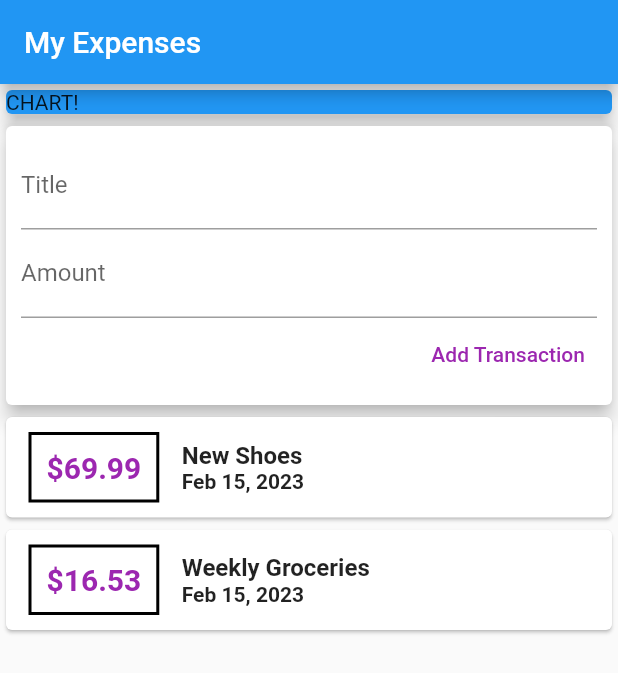
After one commit to Sumsuzzaman/my_expenses, a Flutter app: the screen it shows after launch, on a phone screen of 412 x 824 dp. The commit adds this screen. Shown: the top 673 px of the screen. Run offline on Flutter 3.47's test engine with Material 2 defaults, Android fonts, the phone set to English and light mode, and no system bars.

Commit message:
list builder added

```diff
--- /dev/null
+++ b/lib/widgets/new_transaction.dart
@@ -0,0 +1,54 @@
+import 'package:flutter/material.dart';
+
+class NewTransaction extends StatelessWidget {
+
+  final Function addTx;
+  final titleController = TextEditingController();
+  final amountController = TextEditingController();
+
+  NewTransaction(this.addTx);
+
+  @override
+  Widget build(BuildContext context) {
+    return  Card(
+            elevation: 5,
+            child: Container(
+              padding: EdgeInsets.all(10),
+              child: Column(
+                crossAxisAlignment: CrossAxisAlignment.end,
+                children: <Widget>[
+                  TextField(
+                    decoration:
+                    InputDecoration(
+                      labelText: "Title"),
+                      controller: titleController,
+                      // onChanged: (val) {
+                      //   titleInput = val;
+                      // },
+                      ),
+                  TextField(
+                    decoration:
+                    InputDecoration(
+                      labelText: "Amount"),
+                      controller: amountController,
+                      // onChanged: (val) => amountInput = val,
+                  ),
+                  TextButton(
+                    child: Text('Add Transaction'),
+                    style: ButtonStyle(
+                      foregroundColor: MaterialStateProperty.all<Color>(
+                        Colors.purple),
+                    ),
+                    onPressed: () {
+                     addTx(
+                      titleController.text,
+                      double.parse(amountController.text),
+                     );
+                    },),
+
+                ],
+              ),
+            ),
+            );
+  }
+}
--- a/lib/widgets/transaction_list.dart
+++ b/lib/widgets/transaction_list.dart
@@ -1,15 +1,64 @@
 import 'package:flutter/material.dart';
+import '../models/transaction.dart';
+import 'package:intl/intl.dart';
+class TransactionList extends StatelessWidget {
 
-class TransactionList extends StatefulWidget {
-  const TransactionList({Key key}) : super(key: key);
+  final List<Transaction> transactions;
+  TransactionList(this.transactions);
 
   @override
-  State<TransactionList> createState() => _TransactionListState();
-}
+  Widget build(BuildContext context) {
+    return Container(
+      height: 300,
 
-class _TransactionListState extends State<TransactionList> {
-  @override
-  Widget build(BuildContext context) {
-    return Container();
-  }
-}
+        child: ListView.builder(
+          itemBuilder: (ctx, index) {
+
+            return Card(
+                  child: Row(children:<Widget> [
+                    Container(
+                      margin: EdgeInsets.symmetric(
+                        vertical: 10,
+                        horizontal: 15),
+                        decoration: BoxDecoration(
+                          border: Border.all(
+                          color: Colors.black, width: 2,
+                          ),
+                        ),
+                        padding: EdgeInsets.all(10),
+                      child: Text(
+                        '\$${transactions[index].amount}',
+                      style: TextStyle(
+                        fontWeight: FontWeight.bold,
+                        fontSize: 20,
+                        color: Colors.purple,),
+                      ),
+                    ),
+                    Column(
+                      crossAxisAlignment: CrossAxisAlignment.start,
+                      children:<Widget> [
+                      Text(transactions[index].title,
+                      style: TextStyle(
+                        fontSize: 16,
+                        fontWeight: FontWeight.bold,),
+                        ),
+                      Text(
+                      DateFormat.yMMMd().format(transactions[index].date),
+                      style: TextStyle(
+                        fontWeight: FontWeight.bold),
+                     ),
+                    ],),
+                  ],),
+                );
+          },
+          itemCount: transactions.length,
+          // children: transactions.map((tx){
+
+          //     }).toList(),
+              ),
+      );
+
+
+          }
+
+    }
--- /dev/null
+++ b/lib/widgets/user_transactions.dart
@@ -0,0 +1,53 @@
+import 'package:flutter/material.dart';
+import './transaction_list.dart';
+import './new_transaction.dart';
+import '../models/transaction.dart';
+
+class UserTransactions extends StatefulWidget {
+  const UserTransactions({Key key}) : super(key: key);
+
+  @override
+  State<UserTransactions> createState() => _UserTransactionsState();
+}
+
+class _UserTransactionsState extends State<UserTransactions> {
+  final List<Transaction> _userTransaction = [
+    Transaction(
+      id: 't1',
+      title: 'New Shoes',
+      amount: 69.99,
+      date: DateTime.now()),
+      Transaction(
+      id: 't2',
+      title: 'Weekly Groceries',
+      amount: 16.53,
+      date: DateTime.now()),
+
+  ];
+
+  void _addNewTransaction(String txTitle, double txAmount){
+    final newTx = Transaction(
+      title: txTitle,
+      amount: txAmount,
+      date: DateTime.now(),
+      id: DateTime.now().toString(),
+      );
+
+      setState(() {
+        _userTransaction.add(newTx);
+      });
+  }
+
+
+
+
+  @override
+  Widget build(BuildContext context) {
+    return Column(
+      children:<Widget> [
+        NewTransaction(_addNewTransaction),
+        TransactionList(_userTransaction),
+      ],
+    );
+  }
+}
```
Also changed, not shown: lib/main.dart (+8 -94 lines).
